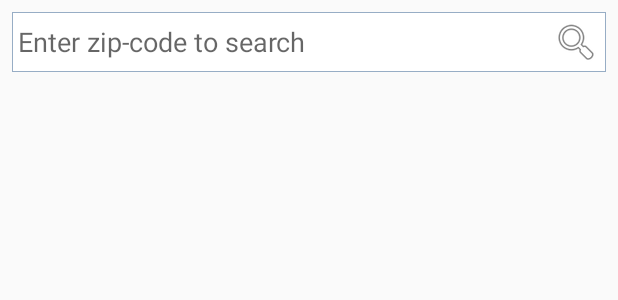
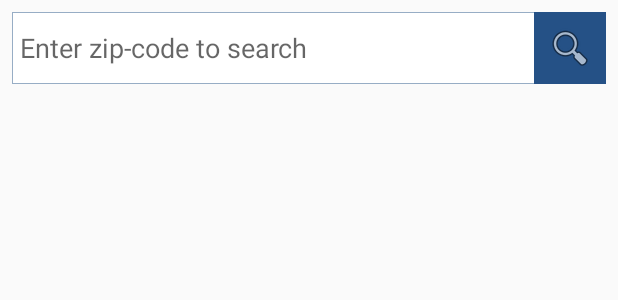
Before and after one commit to rameshcodes/WeatherApp, an Android app: the layout fragment_search.xml on its own in the app's theme, with its tools: preview values and no code run, on a phone screen of 412 x 824 dp. Shown: the top 300 px of the screen. Run offline under Robolectric (Android 15) with nearby library versions, the phone set to English and light mode, and no system bars.

Commit message:
Search Screen changes.

```diff
--- a/app/src/main/java/android/weather/app/weatherinfo/activity/BaseActivity.java
+++ b/app/src/main/java/android/weather/app/weatherinfo/activity/BaseActivity.java
@@ -6,9 +6,9 @@ import android.weather.app.weatherinfo.fragment.MVVMFragment;
 
 
 public class BaseActivity extends AppCompatActivity {
-    protected void addFragment(int containerId, MVVMFragment fragment, boolean addToBackStack) {
+    public void replaceFragment(int containerId, MVVMFragment fragment, boolean addToBackStack) {
         FragmentTransaction transaction = getSupportFragmentManager().beginTransaction();
-        transaction.add(containerId, fragment);
+        transaction.replace(containerId, fragment);
         if (addToBackStack)
             transaction.addToBackStack(null);
         transaction.commit();
--- a/app/src/main/java/android/weather/app/weatherinfo/activity/MainActivity.java
+++ b/app/src/main/java/android/weather/app/weatherinfo/activity/MainActivity.java
@@ -16,6 +16,6 @@ public class MainActivity extends BaseActivity {
     }
 
     private void loadDashboardFragment() {
-        addFragment(R.id.container_main, new DashboardFragment(), false);
+        replaceFragment(R.id.container_main, new DashboardFragment(), false);
     }
 }
--- a/app/src/main/java/android/weather/app/weatherinfo/binding/BindingUtils.java
+++ b/app/src/main/java/android/weather/app/weatherinfo/binding/BindingUtils.java
@@ -12,7 +12,6 @@ import android.weather.app.weatherinfo.viewmodel.ViewModel;
 @BindingMethods({@BindingMethod(type = View.class,
         attribute = "android:onClick",
         method = "setOnClickListener")})
-
 public final class BindingUtils {
     private static final String TAG = "BindingUtils";
     @Nullable
--- /dev/null
+++ b/app/src/main/res/drawable/search_button_bg_selector.xml
@@ -0,0 +1,8 @@
+<?xml version="1.0" encoding="utf-8"?>
+<selector xmlns:android="http://schemas.android.com/apk/res/android">
+    <item android:drawable="@color/disabled_gray" android:state_enabled="false"/>
+    <item android:drawable="@color/primarySelected" android:state_pressed="true" />
+    <item android:drawable="@color/primarySelected" android:state_selected="true" />
+    <item android:drawable="@color/primarySelected" android:state_activated="true" />
+    <item android:drawable="@color/homePrimaryDark" />
+</selector>
--- a/app/src/main/res/layout/fragment_dashboard.xml
+++ b/app/src/main/res/layout/fragment_dashboard.xml
@@ -19,6 +19,7 @@
             android:layout_margin="@dimen/medium_margin"
             android:background="@drawable/search_box_bg"
             android:drawablePadding="@dimen/medium_margin"
+            android:onClick="@{()->vm.searchClick()}"
             android:drawableRight="@android:drawable/ic_menu_search"
             android:gravity="center_vertical"
             android:hint="@string/search_hint"
@@ -30,6 +31,7 @@
             android:layout_alignParentBottom="true"
             android:layout_centerHorizontal="true"
             android:layout_marginBottom="100dp"
+            android:onClick="@{()->vm.favoriteClick()}"
             android:text="@string/favorite_locations" />
     </RelativeLayout>
 </layout>
--- a/app/src/main/res/layout/fragment_search.xml
+++ b/app/src/main/res/layout/fragment_search.xml
@@ -14,16 +14,34 @@
         android:layout_height="match_parent"
         android:orientation="vertical">
 
-        <EditText
+        <LinearLayout
             android:layout_width="match_parent"
             android:layout_height="wrap_content"
             android:layout_margin="@dimen/medium_margin"
             android:background="@drawable/search_box_bg"
-            android:drawableEnd="@android:drawable/ic_menu_search"
-            android:drawablePadding="@dimen/medium_margin"
-            android:gravity="center_vertical"
-            android:hint="@string/search_hint"
-            android:padding="@dimen/small_margin" />
+            android:orientation="horizontal">
+
+            <EditText
+                android:id="@+id/search_editText"
+                android:layout_width="0dp"
+                android:layout_height="match_parent"
+                android:layout_margin="1dp"
+                android:layout_weight="1"
+                android:afterTextChanged="@{vm::afterTextChanged}"
+                android:background="@android:color/white"
+                android:gravity="center_vertical"
+                android:hint="@string/search_hint"
+                android:padding="@dimen/small_margin" />
+
+            <ImageButton
+                android:layout_width="wrap_content"
+                android:layout_height="wrap_content"
+                android:background="@drawable/search_button_bg_selector"
+                android:clickable="@{vm.enableSearchButton}"
+                android:onClick="@{()->vm.search()}"
+                android:padding="@dimen/medium_margin"
+                android:src="@android:drawable/ic_menu_search" />
+        </LinearLayout>
 
         <android.support.v7.widget.RecyclerView
             android:layout_width="match_parent"
--- a/app/src/main/res/values/colors.xml
+++ b/app/src/main/res/values/colors.xml
@@ -3,4 +3,8 @@
     <color name="colorPrimary">#3F51B5</color>
     <color name="colorPrimaryDark">#303F9F</color>
     <color name="colorAccent">#FF4081</color>
+
+    <color name="primarySelected">#5d89be</color>
+    <color name="homePrimaryDark">#255186</color>
+    <color name="disabled_gray">#666666</color>
 </resources>
```
Also changed, not shown: app/src/main/java/android/weather/app/weatherinfo/fragment/DashboardFragment.java (+15 -1 lines), app/src/main/java/android/weather/app/weatherinfo/handler/DashboardHandler.java (added, +8 -0 lines), app/src/main/java/android/weather/app/weatherinfo/viewmodel/DashboardViewModel.java (+12 -19 lines), app/src/main/java/android/weather/app/weatherinfo/viewmodel/SearchViewModel.java (+48 -0 lines).
